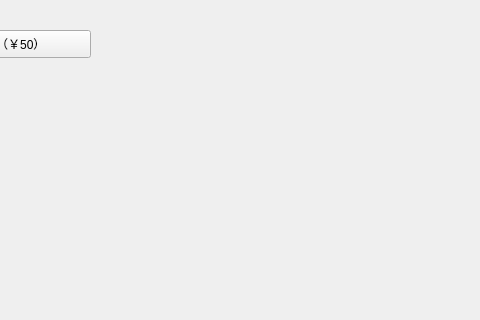
Before: the Qt Designer form mainwindow.ui in fyzl233/bighomework, drawn with Qt 5; both pictures show x 800 to 1280 and y 0 to 320 of the 1280 by 720 pixel window.
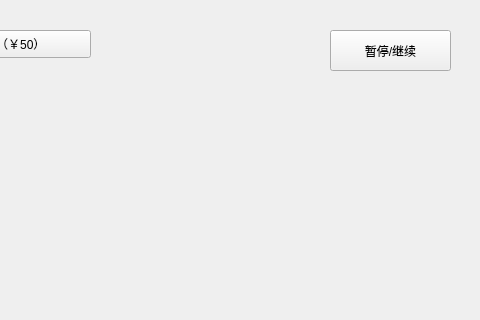
After: the same form once the commit is applied.

Patch:
```diff
--- a/mainwindow.ui
+++ b/mainwindow.ui
@@ -82,6 +82,19 @@
      <string>100</string>
     </property>
    </widget>
+   <widget class="QPushButton" name="pushButton_3">
+    <property name="geometry">
+     <rect>
+      <x>1130</x>
+      <y>30</y>
+      <width>121</width>
+      <height>41</height>
+     </rect>
+    </property>
+    <property name="text">
+     <string>暂停/继续</string>
+    </property>
+   </widget>
   </widget>
   <widget class="QMenuBar" name="menubar">
    <property name="geometry">
```
